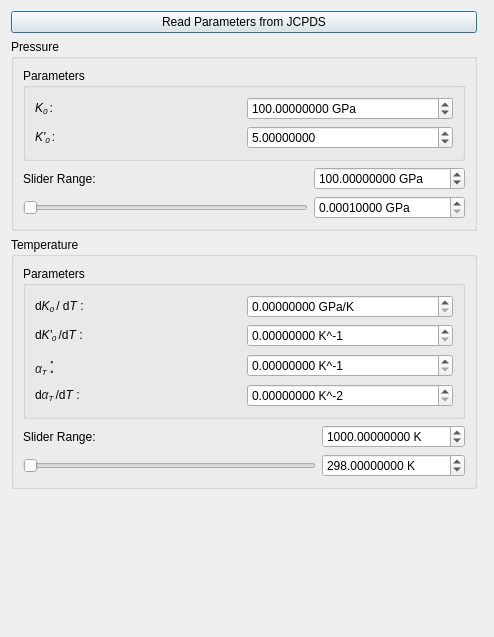
HEXRD/hexrdgui, file hexrdgui/resources/ui/pt_slider_dialog.ui: the form before one commit.
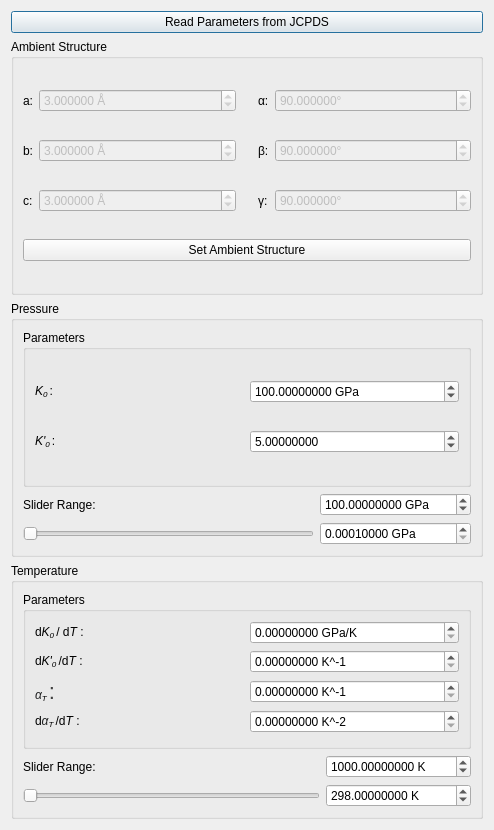
The form after the commit. Custom widgets are drawn as their Qt base class.

Commit message: Add ambient structure and a few more fixes

Patch:
```diff
--- a/hexrdgui/resources/ui/pt_slider_dialog.ui
+++ b/hexrdgui/resources/ui/pt_slider_dialog.ui
@@ -7,14 +7,14 @@
     <x>0</x>
     <y>0</y>
     <width>494</width>
-    <height>637</height>
+    <height>830</height>
    </rect>
   </property>
   <property name="windowTitle">
    <string>PT Slider: </string>
   </property>
   <layout class="QGridLayout" name="gridLayout_2">
-   <item row="1" column="0">
+   <item row="3" column="0">
     <widget class="QGroupBox" name="pressure_group">
      <property name="title">
       <string>Pressure</string>
@@ -184,20 +184,7 @@
      </layout>
     </widget>
    </item>
-   <item row="4" column="0" colspan="2">
-    <spacer name="verticalSpacer">
-     <property name="orientation">
-      <enum>Qt::Vertical</enum>
-     </property>
-     <property name="sizeHint" stdset="0">
-      <size>
-       <width>20</width>
-       <height>40</height>
-      </size>
-     </property>
-    </spacer>
-   </item>
-   <item row="2" column="0">
+   <item row="4" column="0">
     <widget class="QGroupBox" name="temperature_group">
      <property name="title">
       <string>Temperature</string>
@@ -402,6 +389,269 @@
      </property>
     </widget>
    </item>
+   <item row="1" column="0">
+    <widget class="QGroupBox" name="ambient_structure">
+     <property name="title">
+      <string>Ambient Structure</string>
+     </property>
+     <layout class="QGridLayout" name="gridLayout_6">
+      <item row="1" column="0">
+       <widget class="QLabel" name="ambient_b_label">
+        <property name="sizePolicy">
+         <sizepolicy hsizetype="Fixed" vsizetype="Preferred">
+          <horstretch>0</horstretch>
+          <verstretch>0</verstretch>
+         </sizepolicy>
+        </property>
+        <property name="text">
+         <string>b:</string>
+        </property>
+        <property name="buddy">
+         <cstring>ambient_b</cstring>
+        </property>
+       </widget>
+      </item>
+      <item row="1" column="3">
+       <widget class="QLabel" name="ambient_beta_label">
+        <property name="sizePolicy">
+         <sizepolicy hsizetype="Fixed" vsizetype="Preferred">
+          <horstretch>0</horstretch>
+          <verstretch>0</verstretch>
+         </sizepolicy>
+        </property>
+        <property name="text">
+         <string>β:</string>
+        </property>
+        <property name="buddy">
+         <cstring>ambient_beta</cstring>
+        </property>
+       </widget>
+      </item>
+      <item row="0" column="2" rowspan="3">
+       <spacer name="horizontalSpacer">
+        <property name="orientation">
+         <enum>Qt::Horizontal</enum>
+        </property>
+        <property name="sizeType">
+         <enum>QSizePolicy::Fixed</enum>
+        </property>
+        <property name="sizeHint" stdset="0">
+         <size>
+          <width>10</width>
+          <height>20</height>
+         </size>
+        </property>
+       </spacer>
+      </item>
+      <item row="2" column="1">
+       <widget class="ScientificDoubleSpinBox" name="ambient_c">
+        <property name="enabled">
+         <bool>false</bool>
+        </property>
+        <property name="suffix">
+         <string> Å</string>
+        </property>
+        <property name="decimals">
+         <number>6</number>
+        </property>
+        <property name="minimum">
+         <double>0.000010000000000</double>
+        </property>
+        <property name="maximum">
+         <double>10000.000000000000000</double>
+        </property>
+        <property name="value">
+         <double>3.000000000000000</double>
+        </property>
+       </widget>
+      </item>
+      <item row="0" column="1">
+       <widget class="ScientificDoubleSpinBox" name="ambient_a">
+        <property name="enabled">
+         <bool>false</bool>
+        </property>
+        <property name="suffix">
+         <string> Å</string>
+        </property>
+        <property name="decimals">
+         <number>6</number>
+        </property>
+        <property name="minimum">
+         <double>0.000010000000000</double>
+        </property>
+        <property name="maximum">
+         <double>10000.000000000000000</double>
+        </property>
+        <property name="value">
+         <double>3.000000000000000</double>
+        </property>
+       </widget>
+      </item>
+      <item row="0" column="0">
+       <widget class="QLabel" name="ambient_a_label">
+        <property name="sizePolicy">
+         <sizepolicy hsizetype="Fixed" vsizetype="Preferred">
+          <horstretch>0</horstretch>
+          <verstretch>0</verstretch>
+         </sizepolicy>
+        </property>
+        <property name="text">
+         <string>a:</string>
+        </property>
+        <property name="buddy">
+         <cstring>ambient_a</cstring>
+        </property>
+       </widget>
+      </item>
+      <item row="0" column="4">
+       <widget class="ScientificDoubleSpinBox" name="ambient_alpha">
+        <property name="enabled">
+         <bool>false</bool>
+        </property>
+        <property name="suffix">
+         <string>°</string>
+        </property>
+        <property name="decimals">
+         <number>6</number>
+        </property>
+        <property name="minimum">
+         <double>0.000010000000000</double>
+        </property>
+        <property name="maximum">
+         <double>10000.000000000000000</double>
+        </property>
+        <property name="value">
+         <double>90.000000000000000</double>
+        </property>
+       </widget>
+      </item>
+      <item row="2" column="0">
+       <widget class="QLabel" name="ambient_c_label">
+        <property name="sizePolicy">
+         <sizepolicy hsizetype="Fixed" vsizetype="Preferred">
+          <horstretch>0</horstretch>
+          <verstretch>0</verstretch>
+         </sizepolicy>
+        </property>
+        <property name="text">
+         <string>c:</string>
+        </property>
+        <property name="buddy">
+         <cstring>ambient_c</cstring>
+        </property>
+       </widget>
+      </item>
+      <item row="2" column="3">
+       <widget class="QLabel" name="ambient_gamma_label">
+        <property name="sizePolicy">
+         <sizepolicy hsizetype="Fixed" vsizetype="Preferred">
+          <horstretch>0</horstretch>
+          <verstretch>0</verstretch>
+         </sizepolicy>
+        </property>
+        <property name="text">
+         <string>γ:</string>
+        </property>
+        <property name="buddy">
+         <cstring>ambient_gamma</cstring>
+        </property>
+       </widget>
+      </item>
+      <item row="0" column="3">
+       <widget class="QLabel" name="ambient_alpha_label">
+        <property name="sizePolicy">
+         <sizepolicy hsizetype="Fixed" vsizetype="Preferred">
+          <horstretch>0</horstretch>
+          <verstretch>0</verstretch>
+         </sizepolicy>
+        </property>
+        <property name="text">
+         <string>α:</string>
+        </property>
+        <property name="buddy">
+         <cstring>ambient_alpha</cstring>
+        </property>
+       </widget>
+      </item>
+      <item row="1" column="1">
+       <widget class="ScientificDoubleSpinBox" name="ambient_b">
+        <property name="enabled">
+         <bool>false</bool>
+        </property>
+        <property name="suffix">
+         <string> Å</string>
+        </property>
+        <property name="decimals">
+         <number>6</number>
+        </property>
+        <property name="minimum">
+         <double>0.000010000000000</double>
+        </property>
+        <property name="maximum">
+         <double>10000.000000000000000</double>
+        </property>
+        <property name="value">
+         <double>3.000000000000000</double>
+        </property>
+       </widget>
+      </item>
+      <item row="2" column="4">
+       <widget class="ScientificDoubleSpinBox" name="ambient_gamma">
+        <property name="enabled">
+         <bool>false</bool>
+        </property>
+        <property name="suffix">
+         <string>°</string>
+        </property>
+        <property name="decimals">
+         <number>6</number>
+        </property>
+        <property name="minimum">
+         <double>0.000010000000000</double>
+        </property>
+        <property name="maximum">
+         <double>10000.000000000000000</double>
+        </property>
+        <property name="value">
+         <double>90.000000000000000</double>
+        </property>
+       </widget>
+      </item>
+      <item row="1" column="4">
+       <widget class="ScientificDoubleSpinBox" name="ambient_beta">
+        <property name="enabled">
+         <bool>false</bool>
+        </property>
+        <property name="suffix">
+         <string>°</string>
+        </property>
+        <property name="decimals">
+         <number>6</number>
+        </property>
+        <property name="minimum">
+         <double>0.000010000000000</double>
+        </property>
+        <property name="maximum">
+         <double>10000.000000000000000</double>
+        </property>
+        <property name="value">
+         <double>90.000000000000000</double>
+        </property>
+       </widget>
+      </item>
+      <item row="3" column="0" colspan="5">
+       <widget class="QPushButton" name="set_ambient_structure_button">
+        <property name="toolTip">
+         <string>&lt;html&gt;&lt;head/&gt;&lt;body&gt;&lt;p&gt;Set the current lattice parameters to be the ambient structure.&lt;/p&gt;&lt;/body&gt;&lt;/html&gt;</string>
+        </property>
+        <property name="text">
+         <string>Set Ambient Structure</string>
+        </property>
+       </widget>
+      </item>
+     </layout>
+    </widget>
+   </item>
   </layout>
  </widget>
  <customwidgets>
```
Left out of the diff: 7 changed lines with no effect on the pictures. The commit also changes 2 other files.
